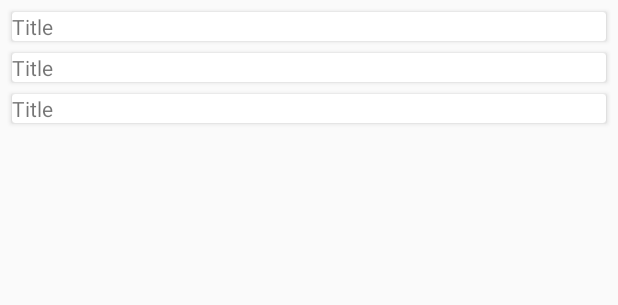
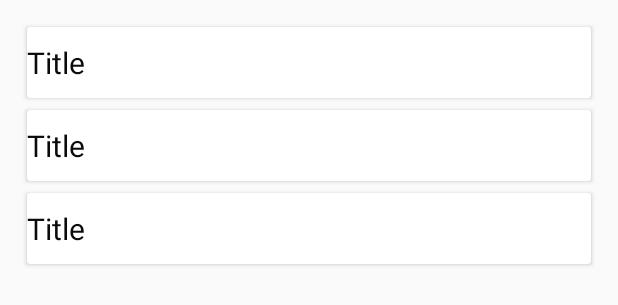
Before and after one commit to charliekid/FrugalFoodie, an Android app: the layout activity_view_recipes.xml on its own in the app's theme, with its tools: preview values and no code run, on a phone screen of 412 x 824 dp. Shown: the top 305 px of the screen. Run offline under Robolectric (Android 15) with nearby library versions, the phone set to English and light mode, and no system bars.

Commit message:
Update styling on item recipe xml

```diff
--- a/app/src/main/java/com/example/frugalfoodie/ViewRecipes.java
+++ b/app/src/main/java/com/example/frugalfoodie/ViewRecipes.java
@@ -15,6 +15,7 @@ import com.example.frugalfoodie.databinding.ActivityViewRecipesBinding;
 import java.util.ArrayList;
 import java.util.List;
 
+// Citation: for item_recipe xml https://singhajit.com/android-padding-vs-margin/
 public class ViewRecipes extends AppCompatActivity {
     private FFRoom db;
     private List<Recipe> recipes;
--- a/app/src/main/res/layout/activity_view_recipes.xml
+++ b/app/src/main/res/layout/activity_view_recipes.xml
@@ -9,6 +9,9 @@
 
     <androidx.recyclerview.widget.RecyclerView
         android:id="@+id/RecipeRecyclerView"
+        android:layout_marginStart="10dp"
+        android:layout_marginTop="10dp"
+        android:layout_marginEnd="10dp"
         android:layout_width="0dp"
         android:layout_height="0dp"
         android:scrollbarAlwaysDrawVerticalTrack="true"
--- a/app/src/main/res/layout/item_recipes.xml
+++ b/app/src/main/res/layout/item_recipes.xml
@@ -2,9 +2,9 @@
 <androidx.cardview.widget.CardView xmlns:android="http://schemas.android.com/apk/res/android"
     android:layout_width="match_parent"
     android:layout_height="wrap_content"
-    android:layout_marginEnd="8dp"
     android:layout_marginStart="8dp"
-    android:layout_marginTop="8dp">
+    android:layout_marginTop="8dp"
+    android:layout_marginEnd="8dp">
 
     <LinearLayout
         android:layout_width="match_parent"
@@ -12,9 +12,13 @@
 
         <TextView
             android:id="@+id/recipeTitle"
-            android:layout_width="wrap_content"
-            android:layout_height="wrap_content"
-            android:text="Title" />
+            android:layout_width="match_parent"
+            android:layout_height="match_parent"
+            android:paddingTop="10dp"
+            android:paddingBottom="10dp"
+            android:text="Title"
+            android:textColor="#0A0A0A"
+            android:textSize="20sp" />
     </LinearLayout>
 
 </androidx.cardview.widget.CardView>
```
